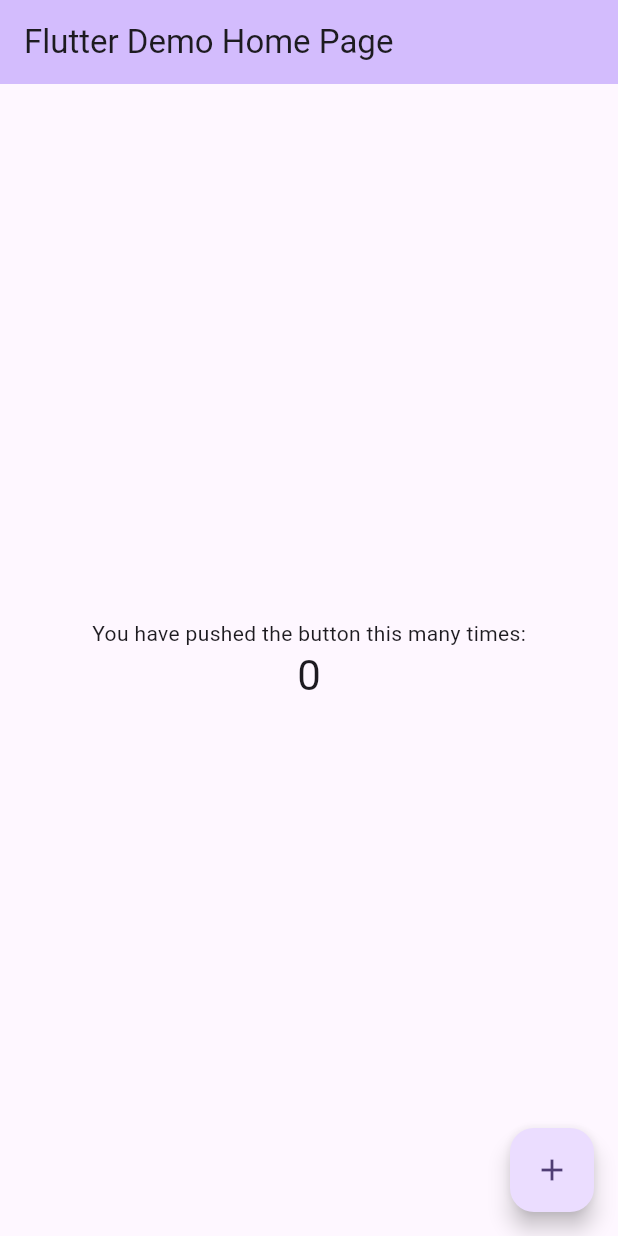
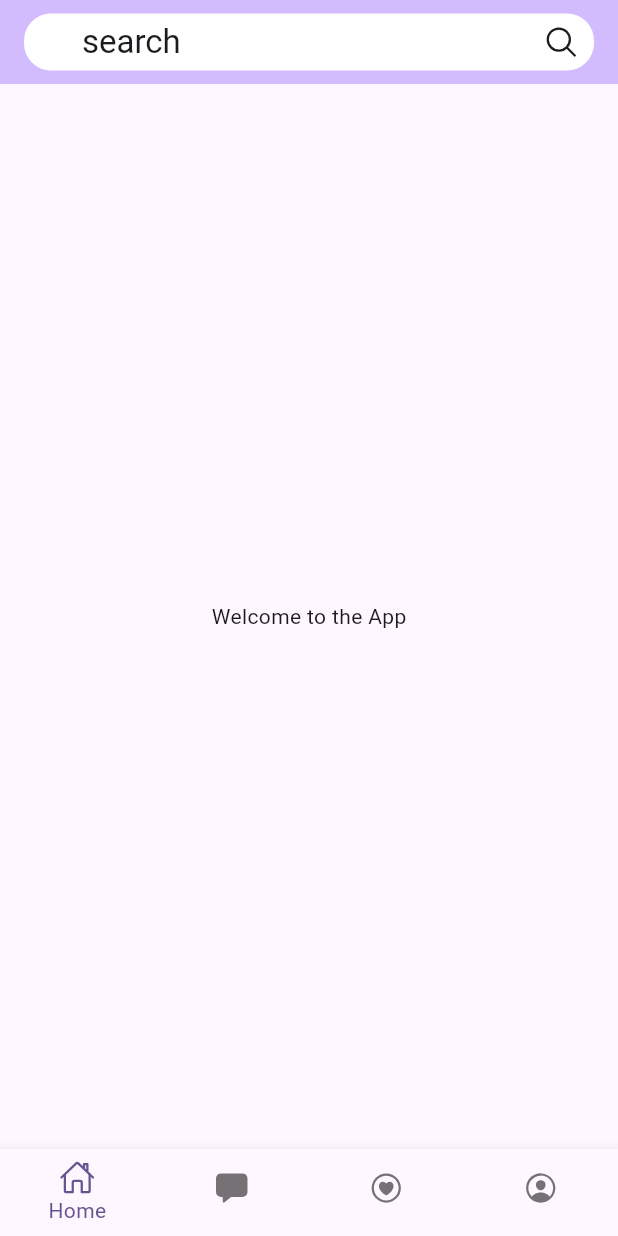
Before and after one commit to jack8096/AgriLease, a Flutter app: the screen it shows after launch, on a phone screen of 412 x 824 dp. Run offline on Flutter 3.47's test engine with Material 2 defaults, Android fonts, the phone set to English and light mode, and no system bars; our stand-ins replace ionicons.

Commit message:
added navigation bar & search bar

```diff
--- a/lib/main.dart
+++ b/lib/main.dart
@@ -1,4 +1,5 @@
 import 'package:flutter/material.dart';
+import 'package:ionicons/ionicons.dart';
 
 void main() {
   runApp(const MyApp());
@@ -11,115 +12,62 @@ class MyApp extends StatelessWidget {
   @override
   Widget build(BuildContext context) {
     return MaterialApp(
+      debugShowCheckedModeBanner: false,
       title: 'Flutter Demo',
       theme: ThemeData(
-        // This is the theme of your application.
-        //
-        // TRY THIS: Try running your application with "flutter run". You'll see
-        // the application has a blue toolbar. Then, without quitting the app,
-        // try changing the seedColor in the colorScheme below to Colors.green
-        // and then invoke "hot reload" (save your changes or press the "hot
-        // reload" button in a Flutter-supported IDE, or press "r" if you used
-        // the command line to start the app).
-        //
-        // Notice that the counter didn't reset back to zero; the application
-        // state is not lost during the reload. To reset the state, use hot
-        // restart instead.
-        //
-        // This works for code too, not just values: Most code changes can be
-        // tested with just a hot reload.
         colorScheme: ColorScheme.fromSeed(seedColor: Colors.deepPurple),
         useMaterial3: true,
       ),
-      home: const MyHomePage(title: 'Flutter Demo Home Page'),
+      home: const MyHomePage(),
     );
   }
 }
 
 class MyHomePage extends StatefulWidget {
-  const MyHomePage({super.key, required this.title});
-
-  // This widget is the home page of your application. It is stateful, meaning
-  // that it has a State object (defined below) that contains fields that affect
-  // how it looks.
-
-  // This class is the configuration for the state. It holds the values (in this
-  // case the title) provided by the parent (in this case the App widget) and
-  // used by the build method of the State. Fields in a Widget subclass are
-  // always marked "final".
-
-  final String title;
+  const MyHomePage({super.key});
+  //final String title;
 
   @override
   State<MyHomePage> createState() => _MyHomePageState();
 }
 
 class _MyHomePageState extends State<MyHomePage> {
-  int _counter = 0;
 
-  void _incrementCounter() {
-    setState(() {
-      // This call to setState tells the Flutter framework that something has
-      // changed in this State, which causes it to rerun the build method below
-      // so that the display can reflect the updated values. If we changed
-      // _counter without calling setState(), then the build method would not be
-      // called again, and so nothing would appear to happen.
-      _counter++;
-    });
+
+int _currentIndex = 0;
+void _navigationBarIndex(int index){
+  setState(() {
+    _currentIndex = index;
+  });
   }
 
   @override
   Widget build(BuildContext context) {
-    // This method is rerun every time setState is called, for instance as done
-    // by the _incrementCounter method above.
-    //
-    // The Flutter framework has been optimized to make rerunning build methods
-    // fast, so that you can just rebuild anything that needs updating rather
-    // than having to individually change instances of widgets.
     return Scaffold(
       appBar: AppBar(
-        // TRY THIS: Try changing the color here to a specific color (to
-        // Colors.amber, perhaps?) and trigger a hot reload to see the AppBar
-        // change color while the other colors stay the same.
         backgroundColor: Theme.of(context).colorScheme.inversePrimary,
-        // Here we take the value from the MyHomePage object that was created by
-        // the App.build method, and use it to set our appbar title.
-        title: Text(widget.title),
+        title: Container( padding: const EdgeInsets.all(5), decoration: const BoxDecoration(color: Colors.white, borderRadius:BorderRadius.all(Radius.circular(18))),
+          child: const Row(children: [Expanded(flex:1, child: Spacer()), Expanded(flex:9, child: Text('search' ), ), Expanded(flex:1, child: Icon(Ionicons.search_outline), ) ]
+
+        ),)
       ),
-      body: Center(
-        // Center is a layout widget. It takes a single child and positions it
-        // in the middle of the parent.
-        child: Column(
-          // Column is also a layout widget. It takes a list of children and
-          // arranges them vertically. By default, it sizes itself to fit its
-          // children horizontally, and tries to be as tall as its parent.
-          //
-          // Column has various properties to control how it sizes itself and
-          // how it positions its children. Here we use mainAxisAlignment to
-          // center the children vertically; the main axis here is the vertical
-          // axis because Columns are vertical (the cross axis would be
-          // horizontal).
-          //
-          // TRY THIS: Invoke "debug painting" (choose the "Toggle Debug Paint"
-          // action in the IDE, or press "p" in the console), to see the
-          // wireframe for each widget.
-          mainAxisAlignment: MainAxisAlignment.center,
-          children: <Widget>[
-            const Text(
-              'You have pushed the button this many times:',
-            ),
-            Text(
-              '$_counter',
-              style: Theme.of(context).textTheme.headlineMedium,
-            ),
-          ],
-        ),
-      ),
-      floatingActionButton: FloatingActionButton(
-        onPressed: _incrementCounter,
-        tooltip: 'Increment',
-        child: const Icon(Icons.add),
-      ), // This trailing comma makes auto-formatting nicer for build methods.
+      body: const Center(
+        child: Text('Welcome to the App',),),
+      bottomNavigationBar: navigationBar(),
+
+      //floatingActionButton: FloatingActionButton(onPressed: _incrementCounter, tooltip: 'Increment', child: const Icon(Icons.add),), // This trailing comma makes auto-formatting nicer for build methods.
     );
   }
+
+  BottomNavigationBar navigationBar() {
+    return BottomNavigationBar( type: BottomNavigationBarType.fixed , showUnselectedLabels:false,
+    onTap: (value) => _navigationBarIndex(value),
+    currentIndex: _currentIndex,
+      items:  const [
+      BottomNavigationBarItem(icon: Icon(Ionicons.home_outline), label: 'Home'),
+      BottomNavigationBarItem(icon: Icon(Ionicons.chatbox), label: 'Chat'),
+      BottomNavigationBarItem(icon: Icon(Ionicons.heart_circle_outline), label: 'ads'),
+      BottomNavigationBarItem(icon: Icon(Ionicons.person_circle_outline), label: 'profile'),
+      ]);
+  }
 }
--- a/pubspec.yaml
+++ b/pubspec.yaml
@@ -35,6 +35,7 @@ dependencies:
   # The following adds the Cupertino Icons font to your application.
   # Use with the CupertinoIcons class for iOS style icons.
   cupertino_icons: ^1.0.2
+  ionicons: ^0.2.2
 
 dev_dependencies:
   flutter_test:
```
Also changed, not shown: pubspec.lock.
